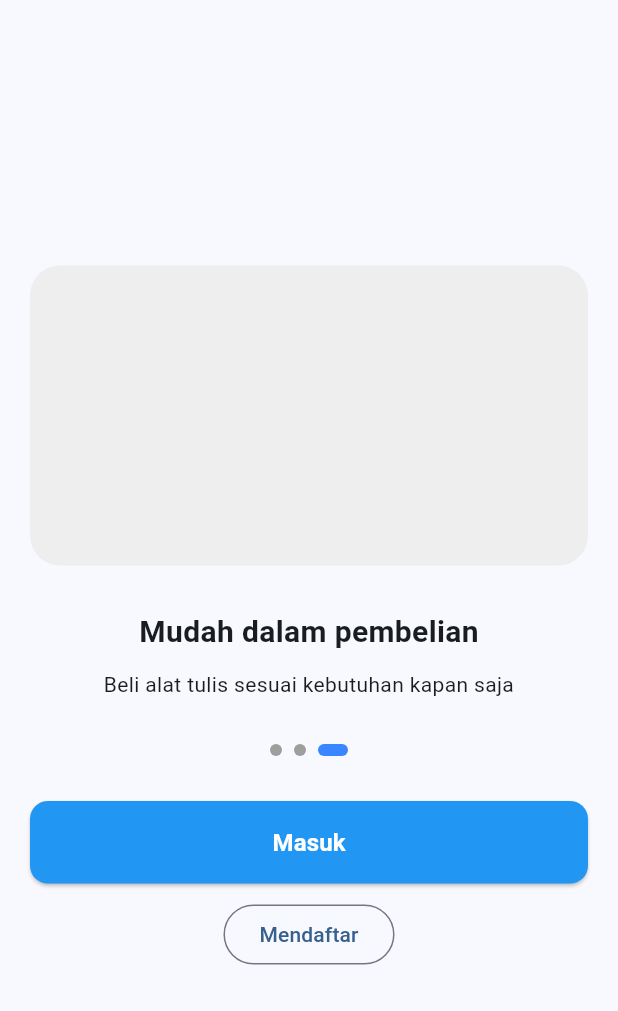
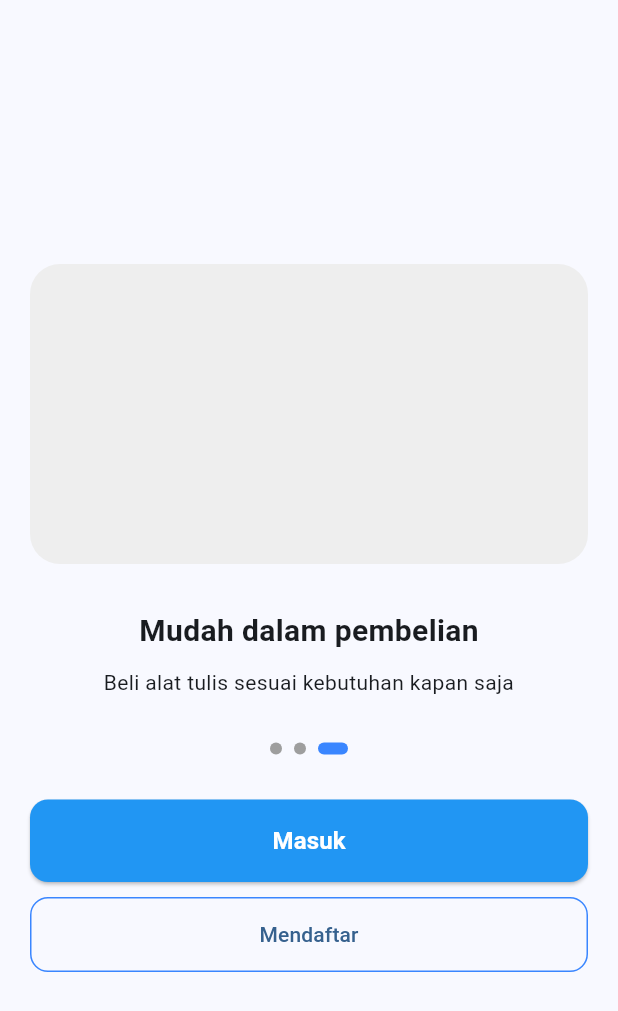
Before and after one commit to ArdiSuryaPurnama/Workshop-Mobile-Cashel, a Flutter app: the SplashScreen screen opened directly, swiped to page 4, on a phone screen of 412 x 824 dp. Shown: the top 1011 px of the screen. Run offline on Flutter 3.47's test engine with Material 3 defaults, Android fonts, the light colour scheme and no system bars; our stand-ins replace fl_chart; network calls fail.

```diff
--- a/cashel/lib/features/auth/presentation/screens/splash_screen.dart
+++ b/cashel/lib/features/auth/presentation/screens/splash_screen.dart
@@ -142,16 +142,24 @@ class _SplashScreenState extends State<SplashScreen> {
                         },
                       ),
                       const SizedBox(height: 10),
-                      OutlinedButton(
+                      SizedBox(
+                        width: double.infinity,
+                        height: 50, // Sesuaikan tinggi agar seragam dengan CustomButton
+                        child: OutlinedButton(
                           onPressed: () {
                             Navigator.push(
                               context,
-                            MaterialPageRoute(
-                              builder: (_) => RegisterPage(),
-                              ),
+                              MaterialPageRoute(builder: (_) => RegisterPage()),
                               );
                               },
-                              child: const Text("Mendaftar")
+                              style: OutlinedButton.styleFrom(
+                                side: const BorderSide(color: AppColors.primary), // Biar garisnya biru sesuai tema
+                                shape: RoundedRectangleBorder(
+                                  borderRadius: BorderRadius.circular(12), // Samakan radiusnya
+                                  ),
+                                  ),
+                                  child: const Text("Mendaftar"),
+                                  ),
                                   ),
                                   ],
                                   )
```
Also changed, not shown: cashel/lib/features/auth/presentation/screens/login_screen.dart (+50 -3 lines), cashel/pubspec.lock, 1 other file. Lines whose indentation alone changed are shown as unchanged.
